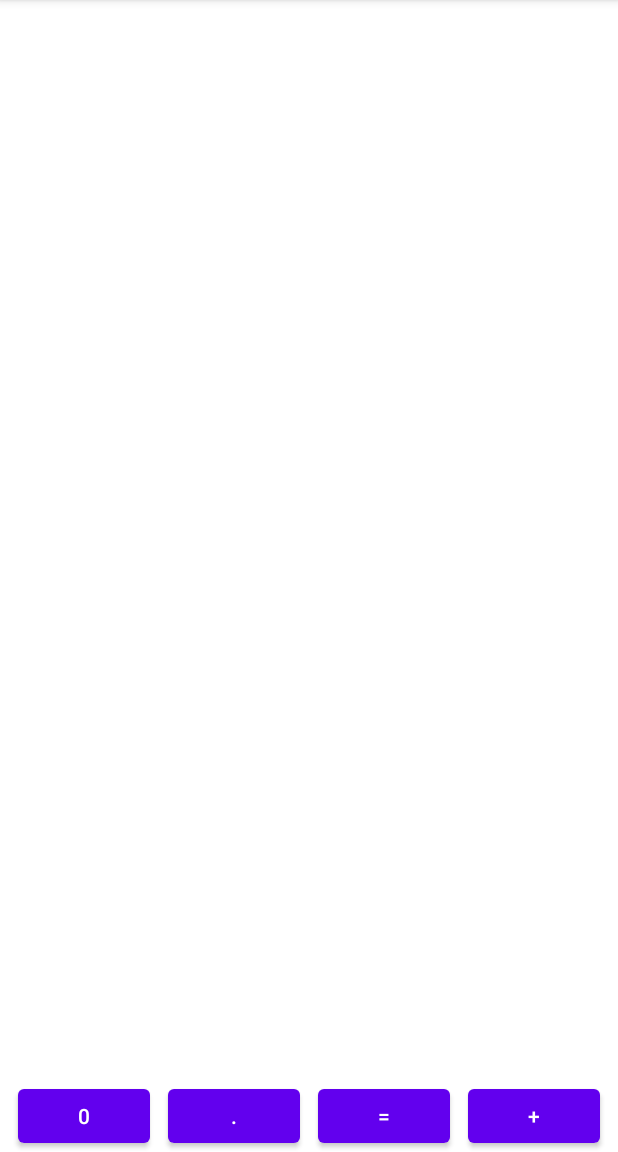
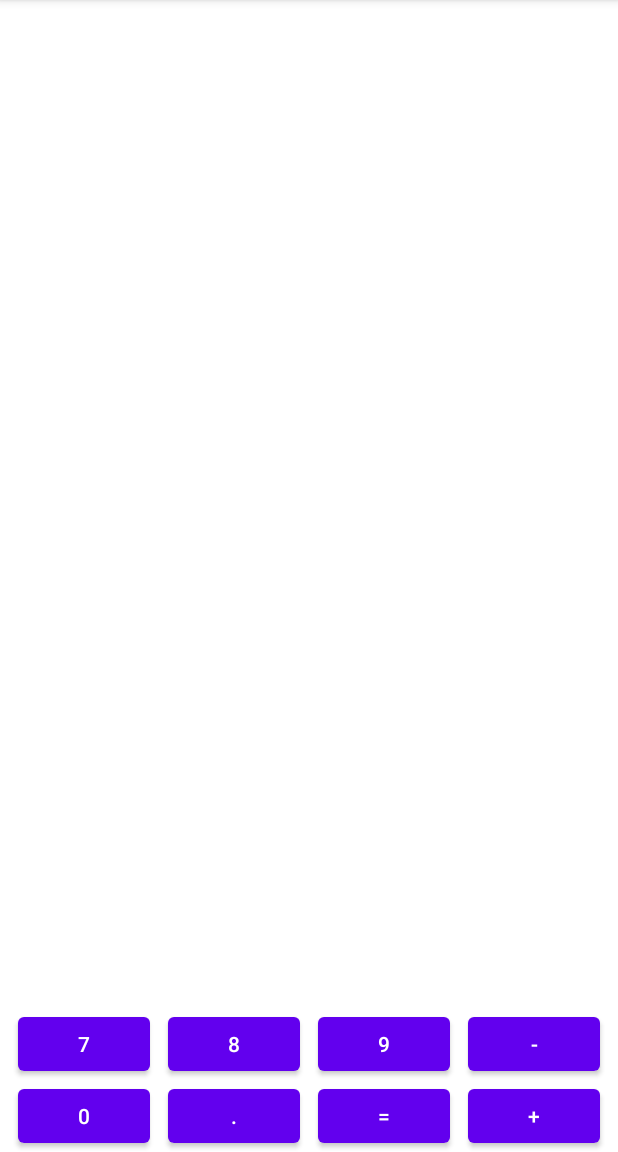
Before and after one commit to AleksTereh/calc1, an Android app: the screen it shows after launch (MainActivity), on a phone screen of 412 x 824 dp, the part 84-1236 px from its top. Run offline under Robolectric (Android 15) with nearby library versions, the phone set to English and light mode, and no system bars.

Commit message:
btn7,8,9,subtraction

```diff
--- a/app/src/main/res/layout/activity_main.xml
+++ b/app/src/main/res/layout/activity_main.xml
@@ -63,6 +63,42 @@
             app:layout_constraintEnd_toEndOf="parent"
             app:layout_constraintStart_toEndOf="@+id/btnEqually"/>
 
+        <Button
+            android:id="@+id/btn7"
+            android:layout_width="wrap_content"
+            android:layout_height="wrap_content"
+            android:text="@string/_7"
+            app:layout_constraintBottom_toTopOf="@+id/btn0"
+            app:layout_constraintEnd_toStartOf="@+id/btn8"
+            app:layout_constraintStart_toStartOf="parent" />
+
+        <Button
+            android:id="@+id/btn8"
+            android:layout_width="wrap_content"
+            android:layout_height="wrap_content"
+            android:text="@string/_8"
+            app:layout_constraintBottom_toTopOf="@+id/btnPoint"
+            app:layout_constraintEnd_toStartOf="@+id/btn9"
+            app:layout_constraintStart_toEndOf="@+id/btn7" />
+
+        <Button
+            android:id="@+id/btn9"
+            android:layout_width="wrap_content"
+            android:layout_height="wrap_content"
+            android:text="@string/_9"
+            app:layout_constraintBottom_toTopOf="@+id/btnEqually"
+            app:layout_constraintEnd_toStartOf="@+id/btnSubtraction"
+            app:layout_constraintStart_toEndOf="@+id/btn8" />
+
+        <Button
+            android:id="@+id/btnSubtraction"
+            android:layout_width="wrap_content"
+            android:layout_height="wrap_content"
+            android:text="@string/subtraction"
+            app:layout_constraintBottom_toTopOf="@+id/btnAddition"
+            app:layout_constraintEnd_toEndOf="parent"
+            app:layout_constraintStart_toEndOf="@+id/btn9" />
+
     </androidx.constraintlayout.widget.ConstraintLayout>
 
 </androidx.constraintlayout.widget.ConstraintLayout>
--- a/app/src/main/res/values/strings.xml
+++ b/app/src/main/res/values/strings.xml
@@ -4,4 +4,8 @@
     <string name="point">.</string>
     <string name="equally">=</string>
     <string name="addition">+</string>
+    <string name="_7">7</string>
+    <string name="_8">8</string>
+    <string name="_9">9</string>
+    <string name="subtraction">-</string>
 </resources>
```
